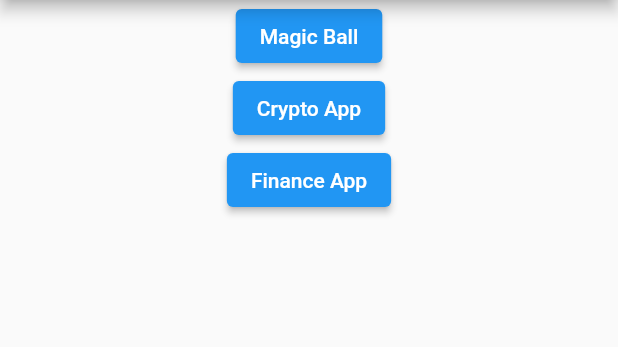
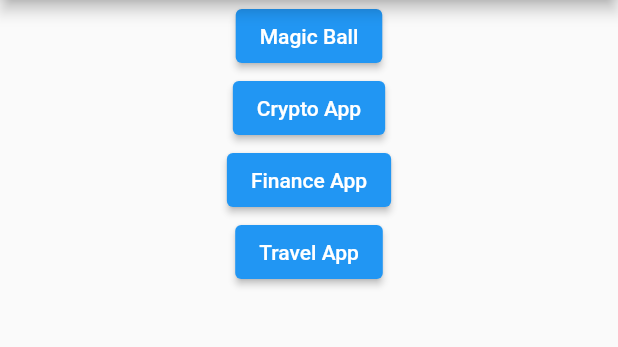
Before and after one commit to MorgueMorg/Neobis-UI-Apps, a Flutter app: the screen it shows after launch, on a phone screen of 412 x 824 dp, the part 84-431 px from its top. Run offline on Flutter 3.47's test engine with Material 2 defaults, Android fonts, the light colour scheme and no system bars.

Commit message:
Added travel_app :rocket:

```diff
--- /dev/null
+++ b/lib/apps/travel_app.dart
@@ -0,0 +1,24 @@
+import 'package:flutter/material.dart';
+
+class TravelApp extends StatefulWidget {
+  @override
+  State<TravelApp> createState() => _MyHomePageState();
+}
+
+class _MyHomePageState extends State<TravelApp> {
+  @override
+  Widget build(BuildContext context) {
+    return MaterialApp(
+      home: Scaffold(
+          appBar: AppBar(
+            title: Text("Travel"),
+            centerTitle: true,
+          ),
+          body: Center(
+            child: Image(
+              image: AssetImage('assets/travelImages/abudhabi.png'),
+            ),
+          )),
+    );
+  }
+}
--- a/lib/main.dart
+++ b/lib/main.dart
@@ -2,6 +2,7 @@ import 'package:flutter/material.dart';
 import 'package:neobisui/apps/magic_ball_app.dart';
 import 'package:neobisui/apps/crypto_app.dart';
 import 'package:neobisui/apps/finance_app.dart';
+import 'package:neobisui/apps/travel_app.dart';
 
 void main() => runApp(MyApp());
 
@@ -14,6 +15,7 @@ class MyApp extends StatelessWidget {
         '/magic_ball': (context) => BallPage(),
         '/crypto_app': (context) => CryptoApp(),
         '/finance_app': (context) => FinanceApp(),
+        '/travel_app': (context) => TravelApp(),
       },
     );
   }
@@ -45,6 +47,11 @@ class MyHomePage extends StatelessWidget {
                   Navigator.pushNamed(context, '/finance_app');
                 },
                 child: Text('Finance App')),
+            ElevatedButton(
+                onPressed: () {
+                  Navigator.pushNamed(context, '/travel_app');
+                },
+                child: Text('Travel App')),
           ],
         ),
       ),
--- a/pubspec.yaml
+++ b/pubspec.yaml
@@ -67,6 +67,7 @@ flutter:
     - assets/ballGame/
     - assets/cryptoImages/
     - assets/financeImages/
+    - assets/travelImages/
 
   # An image asset can refer to one or more resolution-specific "variants", see
   # https://flutter.dev/assets-and-images/#resolution-aware
```
Also changed, not shown: assets/travelImages/abudhabi.png (added).
